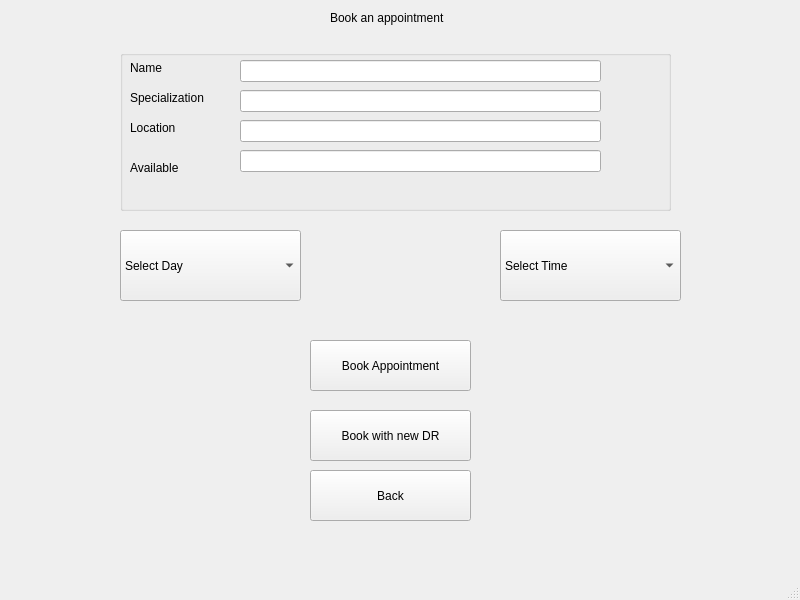
First picture: the form in Screens/book_an_appointment_screen.ui, repository Ghulam-Mustafa08291/IlajNow, before the edit.
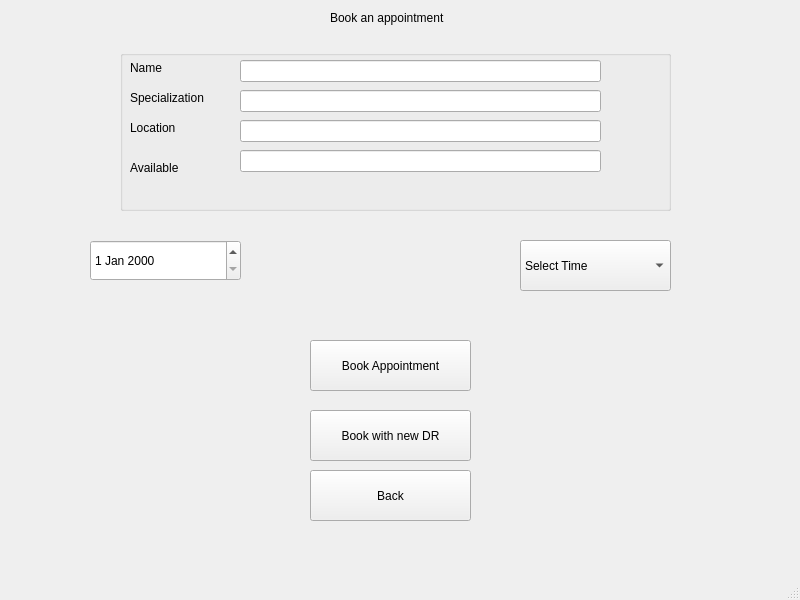
Second picture: the form after the edit.

Commit message:
working on booking appointment
(so that when the use clicks,the appontemnt gets addded in the appointment table)

Diff of the .ui file:
```diff
--- a/Screens/book_an_appointment_screen.ui
+++ b/Screens/book_an_appointment_screen.ui
@@ -132,58 +132,13 @@
      </property>
     </widget>
    </widget>
-   <widget class="QComboBox" name="comboBox">
-    <property name="geometry">
-     <rect>
-      <x>120</x>
-      <y>230</y>
-      <width>181</width>
-      <height>71</height>
-     </rect>
-    </property>
-    <item>
-     <property name="text">
-      <string>Select Day</string>
-     </property>
-    </item>
-    <item>
-     <property name="text">
-      <string>Monday</string>
-     </property>
-    </item>
-    <item>
-     <property name="text">
-      <string>Tuesday</string>
-     </property>
-    </item>
-    <item>
-     <property name="text">
-      <string>Wednesday</string>
-     </property>
-    </item>
-    <item>
-     <property name="text">
-      <string>Thursday</string>
-     </property>
-    </item>
-    <item>
-     <property name="text">
-      <string>Friday</string>
-     </property>
-    </item>
-    <item>
-     <property name="text">
-      <string>Saturday</string>
-     </property>
-    </item>
-   </widget>
    <widget class="QComboBox" name="comboBox_2">
     <property name="geometry">
      <rect>
-      <x>500</x>
-      <y>230</y>
-      <width>181</width>
-      <height>71</height>
+      <x>520</x>
+      <y>240</y>
+      <width>151</width>
+      <height>51</height>
      </rect>
     </property>
     <item>
@@ -351,6 +306,16 @@
      <string>Back</string>
     </property>
    </widget>
+   <widget class="QDateEdit" name="dateEdit">
+    <property name="geometry">
+     <rect>
+      <x>90</x>
+      <y>240</y>
+      <width>151</width>
+      <height>41</height>
+     </rect>
+    </property>
+   </widget>
   </widget>
   <widget class="QMenuBar" name="menubar">
    <property name="geometry">
```
The commit also changes 1 other file.
